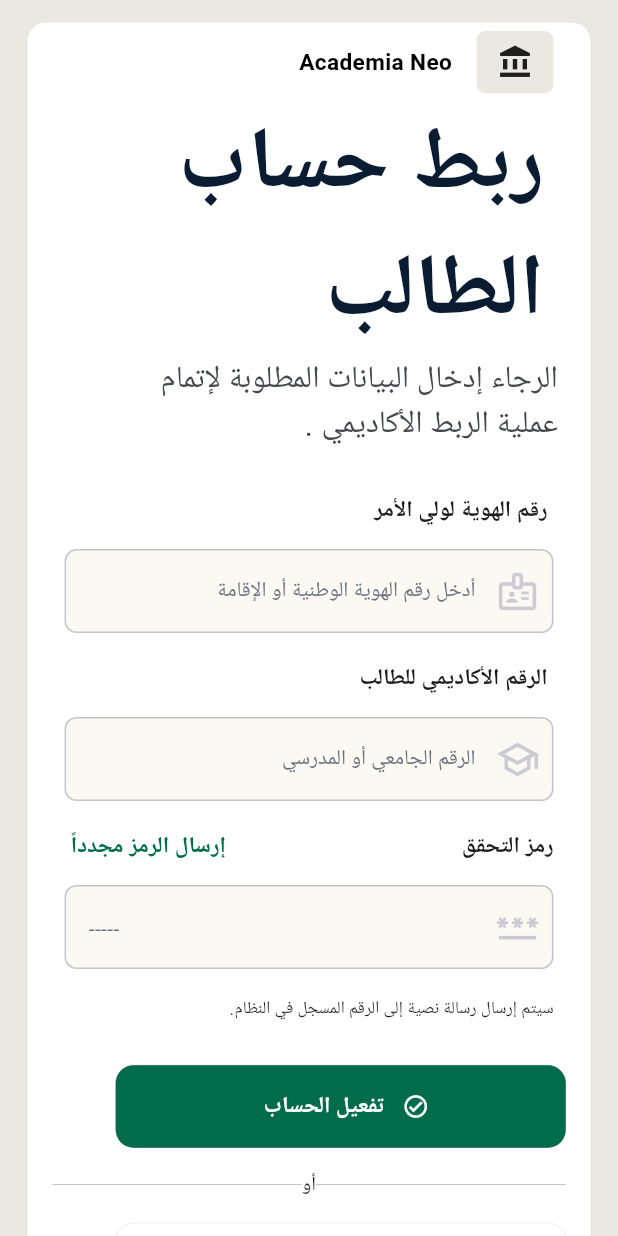
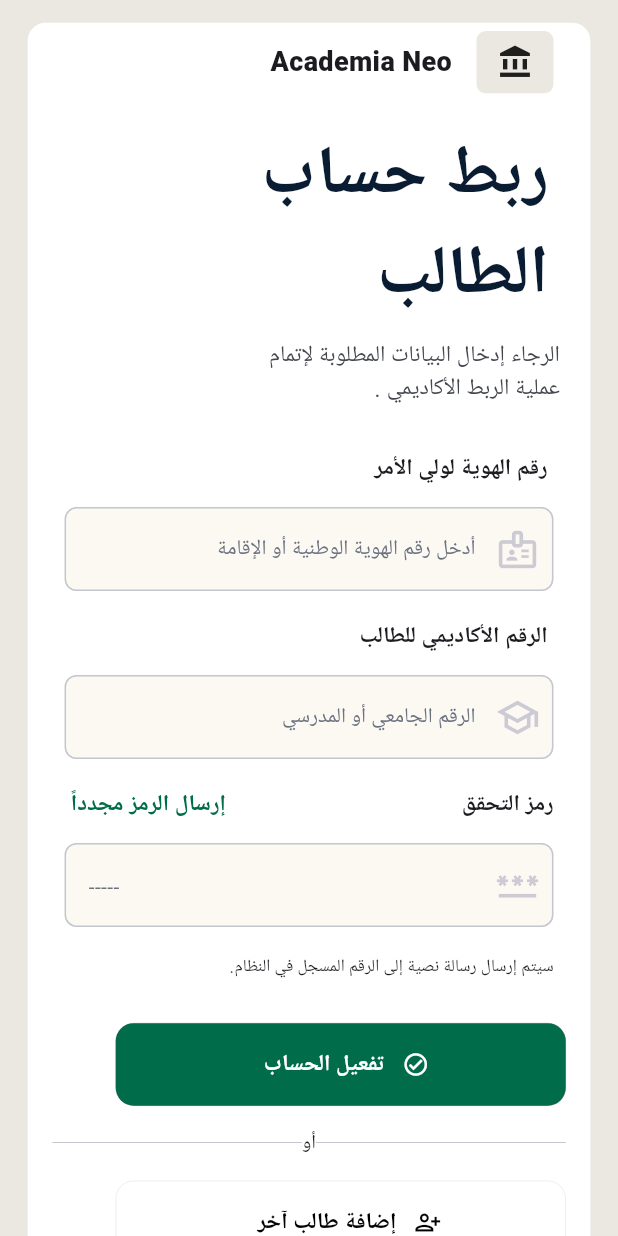
Before and after one commit to school-management-team/school-management-mobile, a Flutter app: the SignupStudentView screen opened by its route, on a phone screen of 412 x 824 dp. Run offline on Flutter 3.47's test engine with Material 3 defaults, Android fonts, the phone set to English and light mode, and no system bars; our stand-ins replace flutter_screenutil, go_router, lottie; Roboto replaces fonts that are missing (Tajawal).

Commit message:
add font

```diff
--- a/lib/Feature/auth/signup/presentation/view/signup_student_body_view.dart
+++ b/lib/Feature/auth/signup/presentation/view/signup_student_body_view.dart
@@ -31,37 +31,34 @@ class SignupStudentBodyView extends StatelessWidget {
                 crossAxisAlignment: CrossAxisAlignment.end,
                 children: [
                   CustomAppBarSignupStudents(),
-
+                  SizedBox(height: 16),
                   Text(
                     "ربط حساب ",
-                    style: TextStyle(
-                      fontSize: MediaQuery.sizeOf(context).height * 0.07,
+                    style:TextSt.textstyle28.copyWith(fontSize: 48.sp,
                       color: kcolorNavyBlue,
-                      fontWeight: FontWeight.bold,
+
                     ),
                   ),
                   Text(
                     "  الطالب ",
-                    style: TextStyle(
-                      fontSize: MediaQuery.sizeOf(context).height * 0.07,
+                    style: TextSt.textstyle28.copyWith(fontSize: 48.sp,
                       color: kcolorNavyBlue,
-                      fontWeight: FontWeight.bold,
+
                     ),
                   ),
+                  SizedBox(height: 8,),
                   Text(
                     "الرجاء إدخال البيانات المطلوبة لإتمام ",
-                    style: TextStyle(
-                      fontSize: MediaQuery.sizeOf(context).height * 0.025,
+                    style: TextSt.textstyle16.copyWith(fontWeight: FontWeight.w400,
                       color: KcolorGrey,
-                      fontWeight: FontWeight.normal,
+
                     ),
                   ),
                   Text(
                     ". عملية الربط الأكاديمي ",
-                    style: TextStyle(
-                      fontSize: MediaQuery.sizeOf(context).height * 0.025,
+                    style: TextSt.textstyle16.copyWith(fontWeight: FontWeight.w400,
                       color: KcolorGrey,
-                      fontWeight: FontWeight.normal,
+
                     ),
                   ),
                   SizedBox(height: 33.h),
--- a/lib/Feature/auth/signup/presentation/view/widget/CoustumAppBarSignup_teacher.dart
+++ b/lib/Feature/auth/signup/presentation/view/widget/CoustumAppBarSignup_teacher.dart
@@ -33,7 +33,7 @@ class CoustumAppBarSignup extends StatelessWidget {
               "بيانات الحساب",
               style: TextSt.textstyle16.copyWith(color: KcolorGrey),
             ),
-            Image.asset(AssestData.circule),
+            Image.asset(AssestData.circule,width: 30,),
             Spacer(),
             Image.asset(AssestData.Horizontal_Divider),
             Spacer(),
@@ -42,7 +42,7 @@ class CoustumAppBarSignup extends StatelessWidget {
               "التحقق ",
               style: TextSt.textstyle16.copyWith(color: kcolorOlive),
             ),
-            Image.asset(AssestData.circule1),
+            Image.asset(AssestData.circule1,width: 30,),
           ],
         ),
 
--- a/lib/Feature/auth/signup/presentation/view/widget/coustumAppBar_signup_studenrs.dart
+++ b/lib/Feature/auth/signup/presentation/view/widget/coustumAppBar_signup_studenrs.dart
@@ -16,7 +16,7 @@ class CustomAppBarSignupStudents extends StatelessWidget {
         children: [
           Text(
             "Academia Neo",
-            style: TextSt.textstyle16.copyWith(color: Colors.black),
+            style: TextSt.textstyle16.copyWith(fontWeight: FontWeight.w900,fontSize: 18),
           ),
           SizedBox(width: 16.w),
           Container(
--- a/lib/core/widget/Text/text_style.dart
+++ b/lib/core/widget/Text/text_style.dart
@@ -10,7 +10,7 @@ abstract class TextSt {
   );
     static TextStyle textstyle10=TextStyle(
     fontSize: 10.sp,
-    fontWeight: FontWeight.normal,
+    fontWeight: FontWeight.w500,
   );
   static TextStyle textstyle16=TextStyle(
     fontSize: 16.sp,
```
